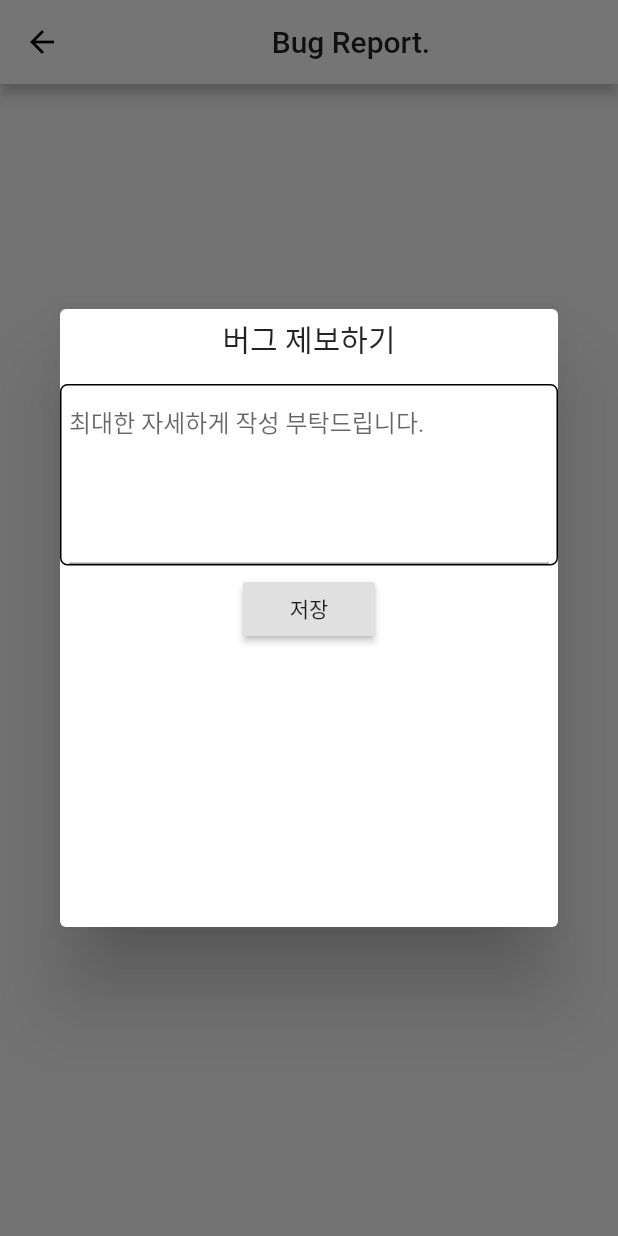
After one commit to monocsp/MyFlutter, a Flutter app: the BugReportPage screen opened directly, after a tap on the "add" icon, on a phone screen of 412 x 824 dp. The commit adds this screen. Run offline on Flutter 3.47's test engine with Material 2 defaults, Android fonts, the phone set to English and light mode, and no system bars; our stand-ins replace badges, bubble_bottom_bar, cloud_firestore, firebase_core, fl_chart, flutter_slidable and 11 more; missing offline and left inert: date_util, fab_circular_menu, flutter_downloader, scroll_app_bar, swipedetector, tip_dialog; accounts and stored records are empty.

```diff
--- a/CakeOrder/cakeorder/lib/addOrderPackage/addOrder.dart
+++ b/CakeOrder/cakeorder/lib/addOrderPackage/addOrder.dart
@@ -513,9 +513,11 @@ abstract class AddOrderParent<T extends StatefulWidget> extends State<T> {
     if (cakeCategory != null) {
       for (int i = 0; i < cakeCategory.cakePrice.length; i++) {
         var _checkIntDouble = cakeCategory.cakePrice[i];
-        if (cakeCategory.cakePrice[i].runtimeType == double) {
+        if (_checkIntDouble == double) {
           _checkIntDouble = _checkIntDouble.round();
           print(_checkIntDouble.runtimeType);
+        } else if (_checkIntDouble.runtimeType == String) {
+          _checkIntDouble = int.tryParse(_checkIntDouble) ?? 0;
         }
         cakeSizeList
             .add(CakeSizePrice(cakeCategory.cakeSize[i], _checkIntDouble));
--- /dev/null
+++ b/CakeOrder/cakeorder/lib/bugReportPage.dart
@@ -0,0 +1,115 @@
+import 'package:flutter/material.dart';
+import 'package:flutter/cupertino.dart';
+import 'package:cloud_firestore/cloud_firestore.dart';
+
+class BugReportPage extends StatefulWidget {
+  BugReportPage({Key key}) : super(key: key);
+
+  @override
+  _BugReportPageState createState() => _BugReportPageState();
+}
+
+class _BugReportPageState extends State<BugReportPage> {
+  TextEditingController textEditingControllerBug = TextEditingController();
+  @override
+  Widget build(BuildContext context) {
+    return Scaffold(
+      appBar: AppBar(
+        title: Center(
+          child: Text(
+            "Bug Report.",
+          ),
+        ),
+      ),
+      body: setFuturebuilder(),
+    );
+  }
+
+  fetchData() {
+    return FirebaseFirestore.instance
+        .collection("BugReport")
+        .orderBy("createDate")
+        .get();
+  }
+
+  setFuturebuilder() {
+    return FutureBuilder(
+        future: fetchData(),
+        builder: (context, snapshot) {
+          switch (snapshot.connectionState) {
+            case ConnectionState.waiting:
+            case ConnectionState.none:
+              return Center(child: CupertinoActivityIndicator());
+            default:
+              if (snapshot.hasError) {
+                return Center(
+                  child: Column(
+                    children: [
+                      Text("데이터 불러오기에 실패하였습니다."),
+                      Text("${snapshot.hasError}")
+                    ],
+                  ),
+                );
+              } else {
+                if (snapshot.data.size == 0) {
+                  return Column(
+                      mainAxisAlignment: MainAxisAlignment.center,
+                      children: [
+                        Center(child: Container(child: Text("제보된 버그가 없습니다!"))),
+                        IconButton(
+                            icon: Icon(Icons.add, size: 30),
+                            onPressed: () {
+                              showtDialog();
+                              textEditingControllerBug.clear();
+                            })
+                      ]);
+                }
+                return Container(
+                  child: Text("hi"),
+                );
+              }
+          }
+        });
+  }
+
+  void showtDialog() async {
+    await showDialog(
+      context: context,
+      barrierDismissible: false, // user must tap button!
+      builder: (BuildContext context) {
+        return Dialog(
+          child: Container(
+            height: MediaQuery.of(context).size.height / 2,
+            child: SingleChildScrollView(
+              child: Column(
+                children: [
+                  Container(
+                      margin: EdgeInsets.only(top: 5, bottom: 10),
+                      child: Text(
+                        "버그 제보하기",
+                        style: TextStyle(fontSize: 20),
+                      )),
+                  Container(
+                    margin: EdgeInsets.only(top: 5, bottom: 5),
+                    padding: EdgeInsets.only(left: 5, right: 5),
+                    decoration: BoxDecoration(
+                        borderRadius: BorderRadius.circular(5),
+                        border: Border.all(color: Colors.black, width: 1)),
+                    child: TextField(
+                      decoration:
+                          InputDecoration(hintText: "최대한 자세하게 작성 부탁드립니다."),
+                      controller: textEditingControllerBug,
+                      maxLines: 10,
+                      minLines: 5,
+                    ),
+                  ),
+                  RaisedButton(child: Text("저장"), onPressed: () {})
+                ],
+              ),
+            ),
+          ),
+        );
+      },
+    );
+  }
+}
--- a/CakeOrder/cakeorder/lib/customBottomNavi.dart
+++ b/CakeOrder/cakeorder/lib/customBottomNavi.dart
@@ -25,13 +25,13 @@ class CustomBottomNavi {
                   icon: Icons.today,
                   text: 'Today',
                 ),
-                // GButton(
-                //   icon: Icons.home,
-                //   text: 'Likes',
-                // ),
                 GButton(
                   icon: Icons.calendar_today_rounded,
                   text: 'Calendar',
+                ),
+                GButton(
+                  icon: Icons.bug_report,
+                  text: 'Report',
                 ),
                 GButton(
                   icon: Icons.person,
```
Also changed, not shown: CakeOrder/cakeorder/lib/Alter/alterMainPage.dart (+9 -4 lines), CakeOrder/cakeorder/lib/addOrderPackage/test.dart (deleted, +0 -34 lines), CakeOrder/cakeorder/lib/main.dart (+13 -16 lines), CustomPulltoRefresh/custom_pull_to_refresh/lib/main.dart (added, +143 -0 lines), CustomPulltoRefresh/custom_pull_to_refresh/pubspec.yaml (added, +78 -0 lines), CustomPulltoRefresh/custom_pull_to_refresh/pubspec.lock (added), 59 other files.
